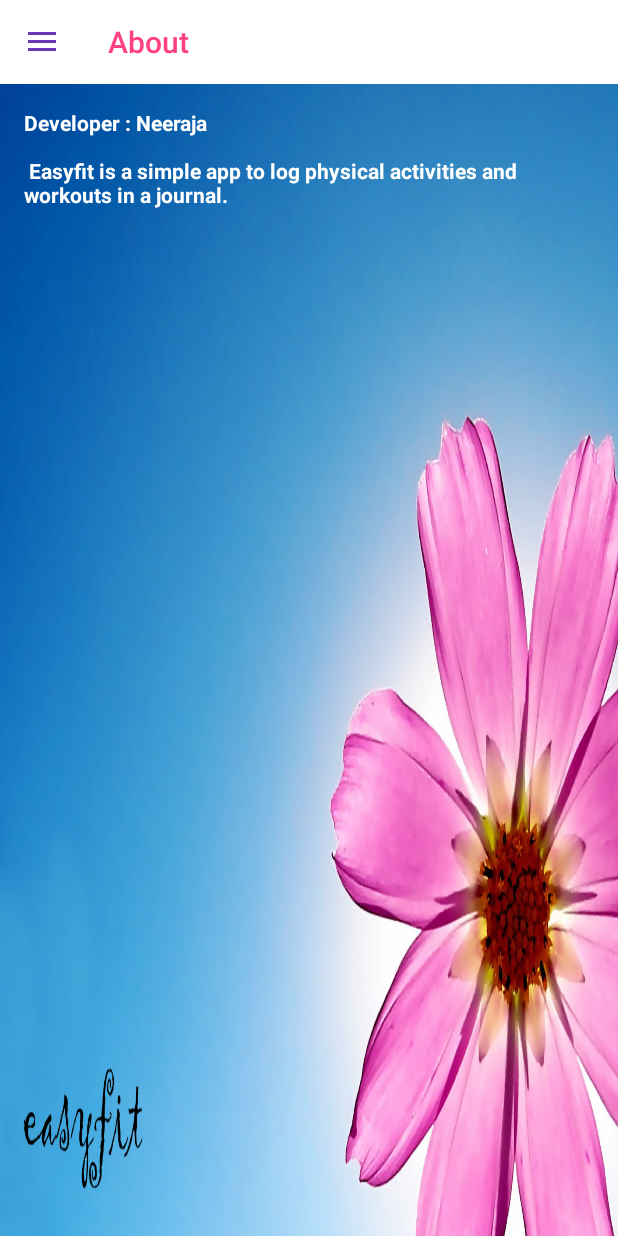
After one commit to neev/EasyFit, an Android app: the About screen opened directly, with no data from a screen before it, on a phone screen of 412 x 824 dp. The commit adds this screen. Run offline under Robolectric (Android 15) with nearby library versions, the phone set to English and light mode, and no system bars; libraries missing offline, so code that uses them is left out: com.firebase.client; 2 statements that could not run were skipped.

Commit message:
corrected errors

```diff
--- /dev/null
+++ b/app/src/main/java/com/example/android/easyfitness/About.java
@@ -0,0 +1,12 @@
+package com.example.android.easyfitness;
+
+import android.os.Bundle;
+
+public class About  extends BaseActivity {
+
+    @Override
+    protected void onCreate(Bundle savedInstanceState) {
+        super.onCreate(savedInstanceState);
+        setContentView(R.layout.activity_about);
+    }
+}
--- /dev/null
+++ b/app/src/main/res/layout/activity_about.xml
@@ -0,0 +1,20 @@
+<?xml version="1.0" encoding="utf-8"?>
+<FrameLayout
+    xmlns:android="http://schemas.android.com/apk/res/android"
+    xmlns:tools="http://schemas.android.com/tools"
+    android:layout_width="match_parent"
+    android:layout_height="match_parent"
+    android:background="@drawable/newlogo"
+    android:paddingBottom="@dimen/activity_vertical_margin"
+    android:paddingLeft="@dimen/activity_horizontal_margin"
+    android:paddingRight="@dimen/activity_horizontal_margin"
+    android:paddingTop="@dimen/activity_vertical_margin"
+    tools:context="com.example.android.easyfitness.About">
+
+
+    <TextView android:layout_width="wrap_content"
+              android:layout_height="wrap_content"
+              android:text="@string/about_text"
+              android:textColor="@color/white" android:textSize="14sp" android:textStyle="bold"/>
+
+</FrameLayout>
--- a/app/src/main/res/layout/activity_login.xml
+++ b/app/src/main/res/layout/activity_login.xml
@@ -14,7 +14,7 @@
         android:orientation="vertical"
         android:layout_width="match_parent"
         android:layout_height="wrap_content"
-        android:paddingTop="56dp"
+        android:paddingTop="24dp"
         android:paddingLeft="24dp"
         android:paddingRight="24dp">
 
--- a/app/src/main/res/layout/activity_profile.xml
+++ b/app/src/main/res/layout/activity_profile.xml
@@ -26,7 +26,7 @@
                 android:layout_width="match_parent"
                 android:layout_height="wrap_content"
                 android:adjustViewBounds="true"
-                android:id="@+id/profileimageview"
+                android:id="@+id/profile_ImageView"
                 android:src="@drawable/newlogo"
                 app:layout_collapseMode="parallax"
                 app:layout_collapseParallaxMultiplier="0.7" />
--- a/app/src/main/res/layout/activity_workout_entry.xml
+++ b/app/src/main/res/layout/activity_workout_entry.xml
@@ -4,6 +4,7 @@
               android:layout_width="match_parent"
               android:layout_height="match_parent"
               android:orientation="vertical"
+              android:background="@drawable/newlogo"
               tools:context="com.example.android.easyfitness.WorkoutEntry">
     <TextView
         android:layout_width="wrap_content"
@@ -12,7 +13,7 @@
         android:id="@+id/pickedDatetext"
 
         android:textAppearance="?android:attr/textAppearanceMedium"
-        android:layout_marginTop="20dp" android:layout_marginBottom="10dp"
+        android:layout_marginTop="20dp"
         android:textStyle="bold" android:textColor="@color/blue"/>
 
 
--- a/app/src/main/res/layout/list_item_workoutoptions.xml
+++ b/app/src/main/res/layout/list_item_workoutoptions.xml
@@ -2,8 +2,8 @@
 <LinearLayout xmlns:android="http://schemas.android.com/apk/res/android"
              android:layout_width="match_parent"
              android:layout_height="wrap_content"
-              android:elevation="@dimen/cardview_default_elevation"
-              android:background="#F48FB1"
+              android:elevation="@dimen/cardview_compat_inset_shadow"
+              android:background="@drawable/side_nav_bar"
              android:paddingLeft="@dimen/list_item_extra_padding"
              android:paddingRight="@dimen/list_item_extra_padding"
               android:orientation="vertical"
--- a/app/src/main/res/menu/activity_main_drawer.xml
+++ b/app/src/main/res/menu/activity_main_drawer.xml
@@ -33,6 +33,10 @@
             android:id="@+id/nav_workout_history"
             android:icon="@drawable/ic_menu_gallery"
             android:title="Workout History"/>
+        <item
+            android:id="@+id/nav_about"
+            android:icon="@drawable/ic_menu_gallery"
+            android:title="About"/>
     </group>
 
    <!-- <item android:title="Communicate">
--- a/app/src/main/res/values/dimens.xml
+++ b/app/src/main/res/values/dimens.xml
@@ -4,10 +4,10 @@
     <dimen name="nav_header_height">160dp</dimen>
     <!-- Default screen margins, per the Android Design guidelines. -->
     <dimen name="activity_horizontal_margin">16dp</dimen>
-    <dimen name="activity_vertical_margin">26dp</dimen>
+    <dimen name="activity_vertical_margin">16dp</dimen>
     <dimen name="fab_margin">16dp</dimen>
     <!--for the list item in workout options-->
-    <dimen name="list_item_extra_padding">0dp</dimen>
+    <dimen name="list_item_extra_padding">10dp</dimen>
     <dimen name="list_icon">40dp</dimen>
     <dimen name="list_horizonal_matgin">2dp</dimen>
     <dimen name="appbar_padding_top">8dp</dimen>
--- a/app/src/main/res/values/strings.xml
+++ b/app/src/main/res/values/strings.xml
@@ -51,4 +51,10 @@
     <string name="customize">Customize</string>
     <string name="show_dialog">Show Dialog</string>
     <string name="undo">Undo</string>
+    <string name="about_text">Developer : Neeraja\n\n
+        Easyfit is a simple app to log physical activities and workouts in a journal.\n
+
+
+    </string>
+    <string name="tilte_activity_about">About</string>
 </resources>
```
Also changed, not shown: app/src/main/AndroidManifest.xml (+19 -18 lines), app/src/main/java/com/example/android/easyfitness/BaseActivity.java (+10 -0 lines), app/src/main/java/com/example/android/easyfitness/Profile.java (+17 -8 lines), app/src/main/java/com/example/android/easyfitness/UserAccountInfo.java (+110 -53 lines), app/src/main/java/com/example/android/easyfitness/WorkoutListAdapter.java (+59 -0 lines).
